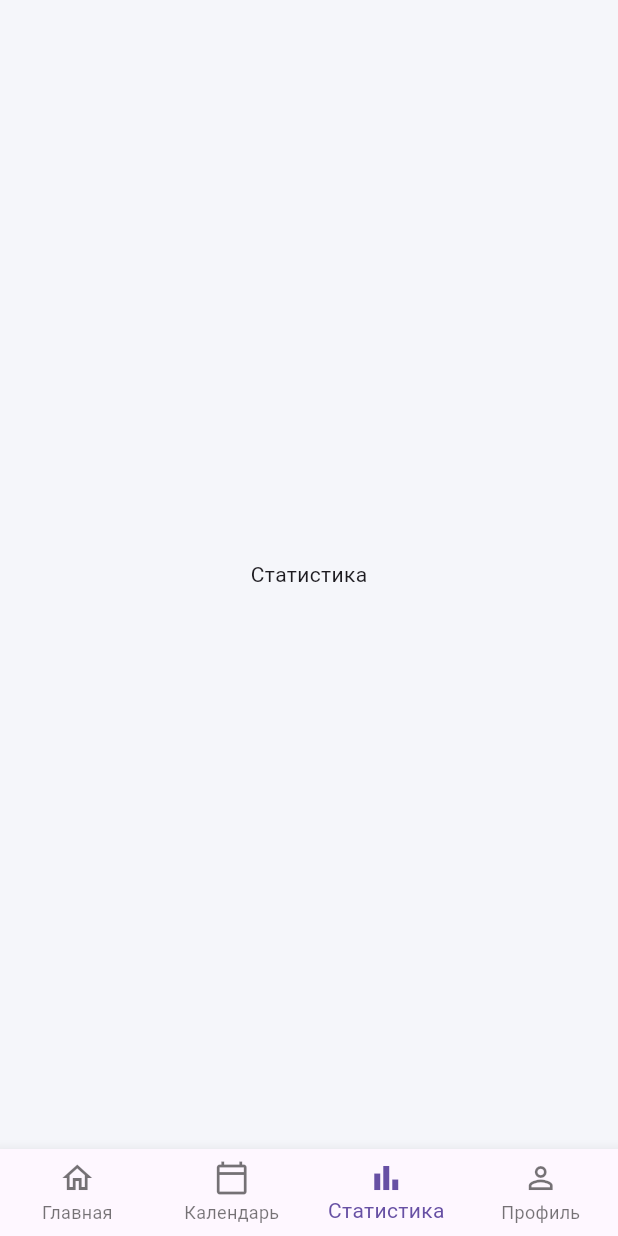
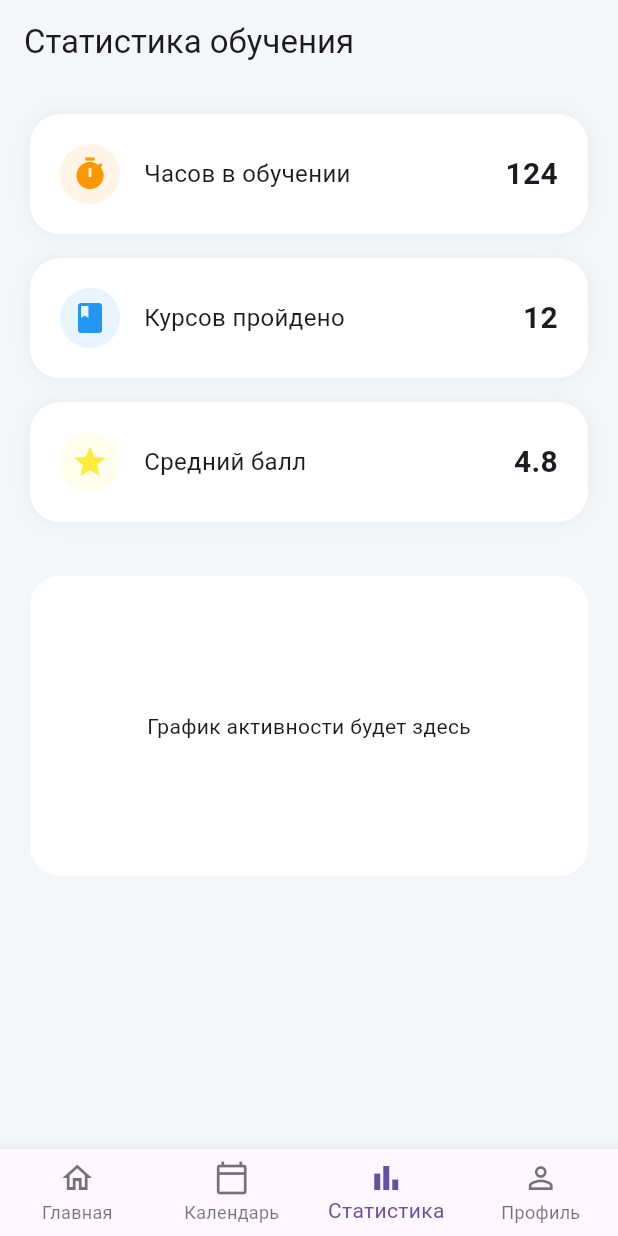
Before and after one commit to gmbtw/edutracker, a Flutter app: the MainScreen screen opened directly, item 3 of the bottom bar chosen, on a phone screen of 412 x 824 dp. Run offline on Flutter 3.47's test engine with Material 3 defaults, Android fonts, the phone set to English and light mode, and no system bars; our stand-ins replace shared_preferences, table_calendar; accounts and stored records are empty.

Commit message:
Initial commit

```diff
--- a/lib/screens/main_screen.dart
+++ b/lib/screens/main_screen.dart
@@ -16,7 +16,7 @@ class _MainScreenState extends State<MainScreen> {
   final List<Widget> _screens = const [
     HomeScreen(),
     CalendarScreen(),
-    Center(child: Text('Статистика')),
+    StatsScreen(),
     ProfileScreen(),
   ];
 
@@ -41,3 +41,57 @@ class _MainScreenState extends State<MainScreen> {
     );
   }
 }
+
+class StatsScreen extends StatelessWidget {
+  const StatsScreen({super.key});
+
+  @override
+  Widget build(BuildContext context) {
+    final isDark = Theme.of(context).brightness == Brightness.dark;
+    return Scaffold(
+      appBar: AppBar(title: const Text('Статистика обучения')),
+      body: SingleChildScrollView(
+        padding: const EdgeInsets.all(20),
+        child: Column(
+          children: [
+            _statCard(context, 'Часов в обучении', '124', Icons.timer, Colors.orange),
+            _statCard(context, 'Курсов пройдено', '12', Icons.book, Colors.blue),
+            _statCard(context, 'Средний балл', '4.8', Icons.star, Colors.yellow),
+            const SizedBox(height: 20),
+            Container(
+              height: 200,
+              width: double.infinity,
+              decoration: BoxDecoration(
+                color: isDark ? Colors.grey[900] : Colors.white,
+                borderRadius: BorderRadius.circular(20),
+              ),
+              child: const Center(child: Text('График активности будет здесь')),
+            )
+          ],
+        ),
+      ),
+    );
+  }
+
+  Widget _statCard(BuildContext context, String title, String val, IconData icon, Color col) {
+    final isDark = Theme.of(context).brightness == Brightness.dark;
+    return Container(
+      margin: const EdgeInsets.only(bottom: 16),
+      padding: const EdgeInsets.all(20),
+      decoration: BoxDecoration(
+        color: isDark ? Colors.grey[900] : Colors.white,
+        borderRadius: BorderRadius.circular(20),
+        boxShadow: [BoxShadow(color: Colors.black.withOpacity(0.05), blurRadius: 10)],
+      ),
+      child: Row(
+        children: [
+          CircleAvatar(backgroundColor: col.withOpacity(0.1), child: Icon(icon, color: col)),
+          const SizedBox(width: 16),
+          Text(title, style: const TextStyle(fontSize: 16)),
+          const Spacer(),
+          Text(val, style: const TextStyle(fontSize: 20, fontWeight: FontWeight.bold)),
+        ],
+      ),
+    );
+  }
+}
```
Also changed, not shown: lib/screens/register_screen.dart (+26 -38 lines), 1 other file.
